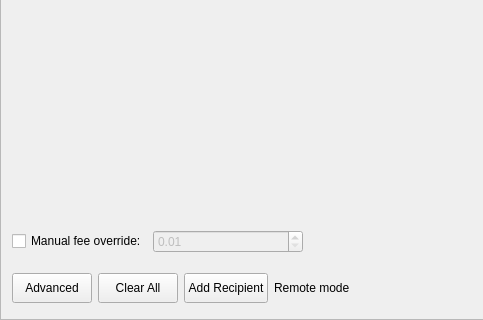
Before: the Qt Designer form src/gui/ui/sendframe.ui in discretecoin/discrete-wallet, drawn with Qt 5; both pictures show x 0 to 483 and y 270 to 590 of the 866 by 590 pixel window.
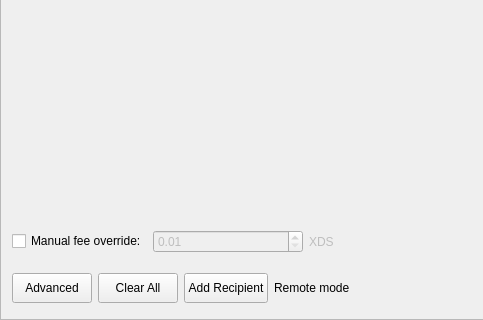
After: the same form once the commit is applied. Icons and pictures are not drawn.

Diff of the .ui file:
```diff
--- a/src/gui/ui/sendframe.ui
+++ b/src/gui/ui/sendframe.ui
@@ -90,6 +90,23 @@
        </widget>
       </item>
       <item row="0" column="1">
+       <layout class="QHBoxLayout" name="feeLayout">
+        <property name="spacing">
+         <number>6</number>
+        </property>
+        <property name="leftMargin">
+         <number>0</number>
+        </property>
+        <property name="topMargin">
+         <number>0</number>
+        </property>
+        <property name="rightMargin">
+         <number>0</number>
+        </property>
+        <property name="bottomMargin">
+         <number>0</number>
+        </property>
+        <item>
        <widget class="QDoubleSpinBox" name="m_feeSpin">
         <property name="enabled">
          <bool>false</bool>
@@ -132,6 +149,18 @@
         </property>
        </widget>
       </item>
+        <item>
+         <widget class="QLabel" name="m_feeCurrencyLabel">
+          <property name="enabled">
+           <bool>false</bool>
+          </property>
+          <property name="text">
+           <string notr="true">XDS</string>
+          </property>
+         </widget>
+        </item>
+       </layout>
+      </item>
       <item row="0" column="0">
        <widget class="QCheckBox" name="m_manualFeeCheckBox">
         <property name="text">
```
Left out of the diff: 19 changed lines with no effect on the pictures. Lines whose indentation alone changed are shown as unchanged.
